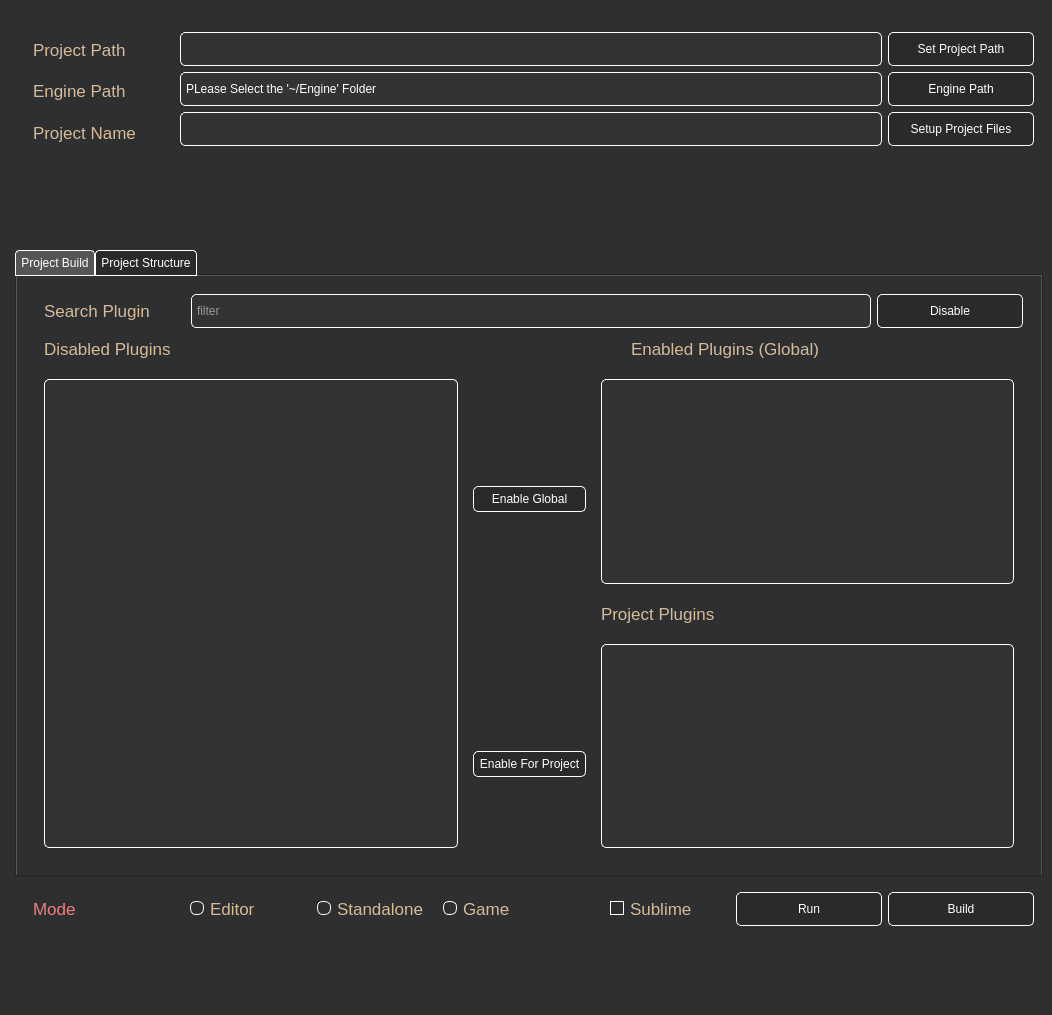
Old version of the form UnrealProjectSetup/mainwindow.ui in the repository PentaPixelsUE/Unreal-Engine-Project-manager.
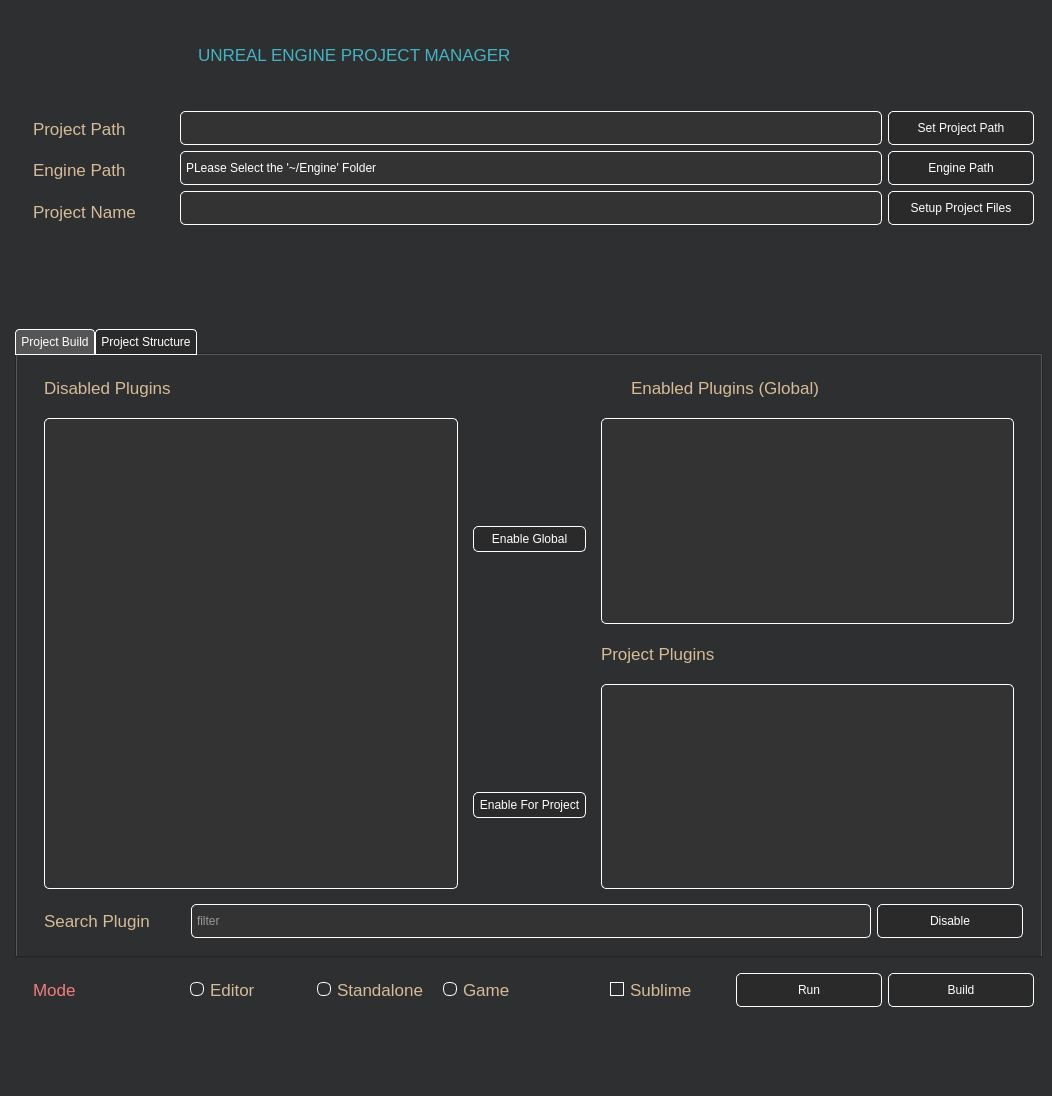
New version of the form.

Commit message: Added The Disable Project Plugin Button Function function

Diff of the .ui file:
```diff
--- a/UnrealProjectSetup/mainwindow.ui
+++ b/UnrealProjectSetup/mainwindow.ui
@@ -7,7 +7,7 @@
     <x>0</x>
     <y>0</y>
     <width>1052</width>
-    <height>1015</height>
+    <height>1096</height>
    </rect>
   </property>
   <property name="sizePolicy">
@@ -110,108 +110,6 @@
            <enum>QFrame::Raised</enum>
           </property>
           <layout class="QVBoxLayout" name="verticalLayout">
-           <item>
-            <layout class="QHBoxLayout" name="horizontalLayout_4">
-             <property name="bottomMargin">
-              <number>0</number>
-             </property>
-             <item>
-              <widget class="QLabel" name="Search_Plugin_Lbl">
-               <property name="minimumSize">
-                <size>
-                 <width>150</width>
-                 <height>34</height>
-                </size>
-               </property>
-               <property name="styleSheet">
-                <string notr="true">/* Label */
-QLabel {
-  color:rgb(214, 187, 152);/* Electric blue text */
-  font-family: 'Roboto', sans-serif; /* Modern font */
-  font-size: 17px;
-  font-weight: normal;
-  padding: 5px;
-}</string>
-               </property>
-               <property name="text">
-                <string>Search Plugin</string>
-               </property>
-              </widget>
-             </item>
-             <item>
-              <widget class="QLineEdit" name="Plugins_Filter">
-               <property name="minimumSize">
-                <size>
-                 <width>0</width>
-                 <height>34</height>
-                </size>
-               </property>
-               <property name="autoFillBackground">
-                <bool>false</bool>
-               </property>
-               <property name="styleSheet">
-                <string notr="true">QLineEdit {
-    background-color: #333333;
-    color: #ffffff;
-    border: 1px solid #ffffff;
-    border-radius: 5px;
-    padding: 3px;
-}</string>
-               </property>
-               <property name="inputMask">
-                <string/>
-               </property>
-               <property name="text">
-                <string/>
-               </property>
-               <property name="placeholderText">
-                <string>filter</string>
-               </property>
-              </widget>
-             </item>
-             <item>
-              <widget class="QPushButton" name="Disable_Plugins_Btn">
-               <property name="minimumSize">
-                <size>
-                 <width>146</width>
-                 <height>34</height>
-                </size>
-               </property>
-               <property name="styleSheet">
-                <string notr="true">/* Button */
-QPushButton {
-    background-color: #2a2a2a;
-    color: #ffffff;
-    border: 1px solid #ffffff;
-    border-radius: 5px;
-    padding: 5px;
-    font-family: &quot;Segoe UI&quot;, sans-serif; /* Modern font example */
-}
-
-QPushButton:hover {
-  background-color: rgb(214, 187, 152);
-  border-color: #585c62;
-}
-
-QPushButton:pressed {
-  background-color:  rgb(240, 125, 126);
-  border-color: #72767a;
-}
-
-QPushButton:disabled {
-  background-color: #52565a;
-  border-color: #64686c;
-  color: #888888;
-}
-</string>
-               </property>
-               <property name="text">
-                <string>Disable</string>
-               </property>
-              </widget>
-             </item>
-            </layout>
-           </item>
            <item>
             <layout class="QHBoxLayout" name="PLugins_Lables_HBOX">
              <property name="bottomMargin">
@@ -636,6 +534,108 @@
              </item>
             </layout>
            </item>
+           <item>
+            <layout class="QHBoxLayout" name="horizontalLayout_4">
+             <property name="bottomMargin">
+              <number>0</number>
+             </property>
+             <item>
+              <widget class="QLabel" name="Search_Plugin_Lbl">
+               <property name="minimumSize">
+                <size>
+                 <width>150</width>
+                 <height>34</height>
+                </size>
+               </property>
+               <property name="styleSheet">
+                <string notr="true">/* Label */
+QLabel {
+  color:rgb(214, 187, 152);/* Electric blue text */
+  font-family: 'Roboto', sans-serif; /* Modern font */
+  font-size: 17px;
+  font-weight: normal;
+  padding: 5px;
+}</string>
+               </property>
+               <property name="text">
+                <string>Search Plugin</string>
+               </property>
+              </widget>
+             </item>
+             <item>
+              <widget class="QLineEdit" name="Plugins_Filter">
+               <property name="minimumSize">
+                <size>
+                 <width>0</width>
+                 <height>34</height>
+                </size>
+               </property>
+               <property name="autoFillBackground">
+                <bool>false</bool>
+               </property>
+               <property name="styleSheet">
+                <string notr="true">QLineEdit {
+    background-color: #333333;
+    color: #ffffff;
+    border: 1px solid #ffffff;
+    border-radius: 5px;
+    padding: 3px;
+}</string>
+               </property>
+               <property name="inputMask">
+                <string/>
+               </property>
+               <property name="text">
+                <string/>
+               </property>
+               <property name="placeholderText">
+                <string>filter</string>
+               </property>
+              </widget>
+             </item>
+             <item>
+              <widget class="QPushButton" name="Disable_Plugins_Btn">
+               <property name="minimumSize">
+                <size>
+                 <width>146</width>
+                 <height>34</height>
+                </size>
+               </property>
+               <property name="styleSheet">
+                <string notr="true">/* Button */
+QPushButton {
+    background-color: #2a2a2a;
+    color: #ffffff;
+    border: 1px solid #ffffff;
+    border-radius: 5px;
+    padding: 5px;
+    font-family: &quot;Segoe UI&quot;, sans-serif; /* Modern font example */
+}
+
+QPushButton:hover {
+  background-color: rgb(214, 187, 152);
+  border-color: #585c62;
+}
+
+QPushButton:pressed {
+  background-color:  rgb(240, 125, 126);
+  border-color: #72767a;
+}
+
+QPushButton:disabled {
+  background-color: #52565a;
+  border-color: #64686c;
+  color: #888888;
+}
+</string>
+               </property>
+               <property name="text">
+                <string>Disable</string>
+               </property>
+              </widget>
+             </item>
+            </layout>
+           </item>
           </layout>
          </widget>
         </item>
@@ -693,7 +693,7 @@
        <enum>QFrame::Plain</enum>
       </property>
       <layout class="QGridLayout" name="gridLayout_3">
-       <item row="0" column="0">
+       <item row="2" column="0">
         <layout class="QHBoxLayout" name="Paths_HBOX">
          <item>
           <layout class="QVBoxLayout" name="Path_Labels_VBOX">
@@ -1167,6 +1167,93 @@
          </item>
         </layout>
        </item>
+       <item row="1" column="0">
+        <layout class="QHBoxLayout" name="horizontalLayout_7">
+         <property name="bottomMargin">
+          <number>0</number>
+         </property>
+         <item>
+          <spacer name="horizontalSpacer_7">
+           <property name="orientation">
+            <enum>Qt::Horizontal</enum>
+           </property>
+           <property name="sizeType">
+            <enum>QSizePolicy::Preferred</enum>
+           </property>
+           <property name="sizeHint" stdset="0">
+            <size>
+             <width>251</width>
+             <height>20</height>
+            </size>
+           </property>
+          </spacer>
+         </item>
+         <item>
+          <widget class="QLabel" name="UE5_Logo_Lbl">
+           <property name="minimumSize">
+            <size>
+             <width>1</width>
+             <height>73</height>
+            </size>
+           </property>
+           <property name="text">
+            <string/>
+           </property>
+           <property name="scaledContents">
+            <bool>true</bool>
+           </property>
+           <property name="alignment">
+            <set>Qt::AlignCenter</set>
+           </property>
+           <property name="wordWrap">
+            <bool>false</bool>
+           </property>
+           <property name="margin">
+            <number>0</number>
+           </property>
+           <property name="indent">
+            <number>-1</number>
+           </property>
+           <property name="openExternalLinks">
+            <bool>false</bool>
+           </property>
+          </widget>
+         </item>
+         <item>
+          <widget class="QLabel" name="label_3">
+           <property name="styleSheet">
+            <string notr="true">/* Label */
+QLabel {
+  color:rgb(66, 179, 197);/* Electric blue text */
+  font-family: 'Roboto', sans-serif; /* Modern font */
+  font-size: 17px;
+  font-weight: normal;
+  padding: 5px;
+}</string>
+           </property>
+           <property name="text">
+            <string>UNREAL ENGINE PROJECT MANAGER</string>
+           </property>
+          </widget>
+         </item>
+         <item>
+          <spacer name="horizontalSpacer_6">
+           <property name="orientation">
+            <enum>Qt::Horizontal</enum>
+           </property>
+           <property name="sizeType">
+            <enum>QSizePolicy::Preferred</enum>
+           </property>
+           <property name="sizeHint" stdset="0">
+            <size>
+             <width>606</width>
+             <height>20</height>
+            </size>
+           </property>
+          </spacer>
+         </item>
+        </layout>
+       </item>
       </layout>
      </widget>
     </item>
```
Left out of the diff: 4 changed lines with no effect on the pictures. The commit also changes 43 other files.
